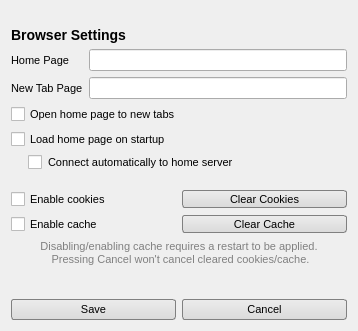
Old version of the form src/Application/BrowserUiPlugin/jsmodules/browserui/ui/LoginWebSettings.ui in the repository realXtend/tundra.
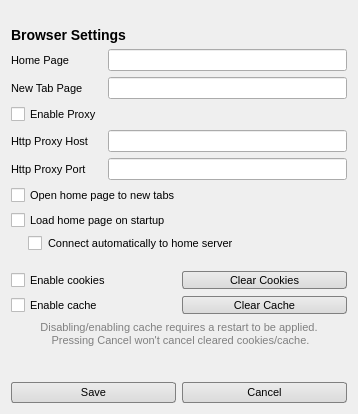
New version of the form. Icons and pictures are not drawn.

Commit message: BrowserUi: Support for setting global proxy host and port. Afaik this affects the web tabs and any QWebViews used int he whole application so should affect EC_WebView aswell. Thanks for the code goes to Koysti from the VTT team, I just merged and cleaned a bit.

What changed in the file:
```diff
--- a/src/Application/BrowserUiPlugin/jsmodules/browserui/ui/LoginWebSettings.ui
+++ b/src/Application/BrowserUiPlugin/jsmodules/browserui/ui/LoginWebSettings.ui
@@ -7,7 +7,7 @@
     <x>0</x>
     <y>0</y>
     <width>358</width>
-    <height>331</height>
+    <height>414</height>
    </rect>
   </property>
   <property name="windowTitle">
@@ -110,6 +110,37 @@
      <item row="1" column="1">
       <widget class="QLineEdit" name="newTabPageLineEdit"/>
      </item>
+     <item row="3" column="0">
+      <widget class="QLabel" name="proxyHostLabel">
+       <property name="text">
+        <string>Http Proxy Host</string>
+       </property>
+      </widget>
+     </item>
+     <item row="3" column="1">
+      <widget class="QLineEdit" name="proxyHostLineEdit">
+       <property name="enabled">
+        <bool>true</bool>
+       </property>
+      </widget>
+     </item>
+     <item row="4" column="0">
+      <widget class="QLabel" name="proxyPortLabel">
+       <property name="text">
+        <string>Http Proxy Port</string>
+       </property>
+      </widget>
+     </item>
+     <item row="4" column="1">
+      <widget class="QLineEdit" name="proxyPortLineEdit"/>
+     </item>
+     <item row="2" column="0">
+      <widget class="QCheckBox" name="enableProxy">
+       <property name="text">
+        <string>Enable Proxy</string>
+       </property>
+      </widget>
+     </item>
     </layout>
    </item>
    <item>
```
The commit also changes 1 other file.
